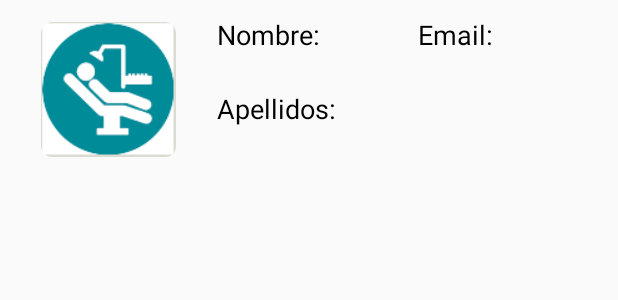
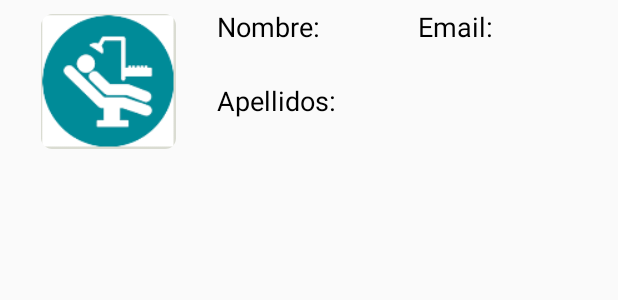
Before and after one commit to Joss-ZZ/ProyectoAngelDent, an Android app: the layout item_lv_dentistas_disponibles.xml on its own in the app's theme, with its tools: preview values and no code run, on a phone screen of 412 x 824 dp. Shown: the top 300 px of the screen. Run offline under Robolectric (Android 15) with nearby library versions, the phone set to English and light mode, and no system bars.

Commit message:
Volviendo a corregir(No encapsular los items en un LinearLayout!)

```diff
--- a/app/src/main/res/layout/item_lv_dentistas_disponibles.xml
+++ b/app/src/main/res/layout/item_lv_dentistas_disponibles.xml
@@ -1,13 +1,17 @@
 <?xml version="1.0" encoding="utf-8"?>
-<LinearLayout xmlns:android="http://schemas.android.com/apk/res/android"
-    android:orientation="vertical" android:layout_width="match_parent"
-    android:layout_height="match_parent">
+<androidx.constraintlayout.widget.ConstraintLayout xmlns:android="http://schemas.android.com/apk/res/android"
+    xmlns:app="http://schemas.android.com/apk/res-auto"
+    xmlns:tools="http://schemas.android.com/tools"
+    android:layout_width="match_parent"
+    android:layout_height="match_parent"
+    tools:context=".MostrarDesntistasDisponibles">
 
     <LinearLayout
         android:layout_width="match_parent"
         android:layout_height="wrap_content"
         android:layout_margin="5dp"
-        android:orientation="horizontal">
+        android:orientation="horizontal"
+        tools:ignore="MissingConstraints">
         <LinearLayout
             android:layout_width="match_parent"
             android:layout_height="wrap_content"
@@ -69,4 +73,4 @@
                 android:textSize="18sp"/>
         </LinearLayout>
     </LinearLayout>
-</LinearLayout>
+</androidx.constraintlayout.widget.ConstraintLayout>
```
